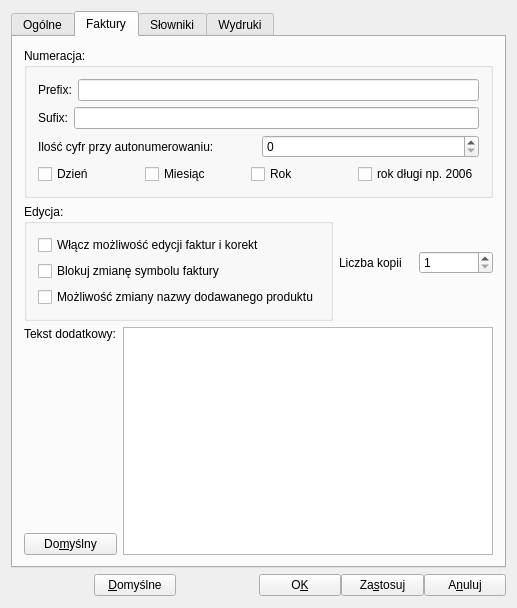
juliagoda/qfaktury, file ui/Setting.ui: the form before one commit.
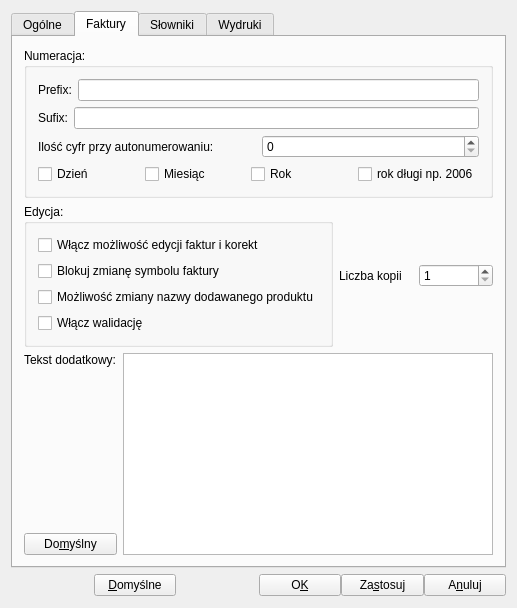
The form after the commit. The open tabs and pages were chosen to show the change.

Commit message: Added validation choice in QCheckBox form

What changed in the file:
```diff
--- a/ui/Setting.ui
+++ b/ui/Setting.ui
@@ -360,6 +360,13 @@
                 </property>
                </widget>
               </item>
+              <item>
+               <widget class="QCheckBox" name="cbValOn">
+                <property name="text">
+                 <string>Włącz walidację</string>
+                </property>
+               </widget>
+              </item>
              </layout>
             </item>
            </layout>
```
Left out of the diff: 2 changed lines with no effect on the pictures. The commit also changes 4 other files.
